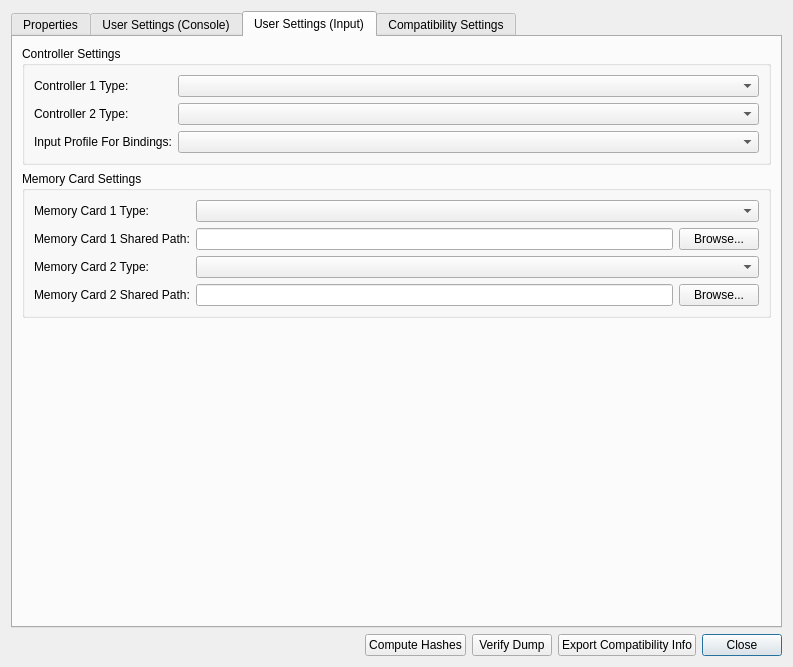
Old version of the form src/duckstation-qt/gamepropertiesdialog.ui in the repository kofxi3584karlayang/duckstation.
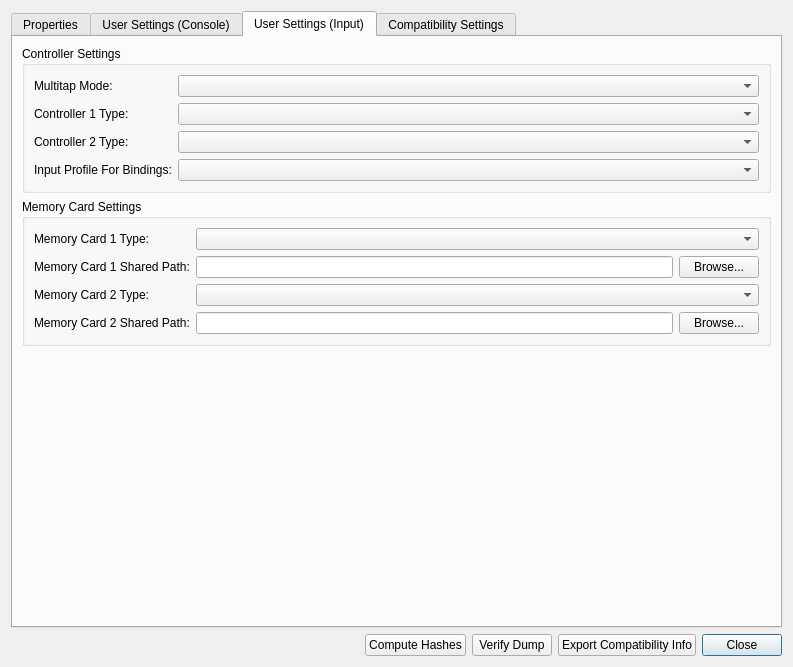
New version of the form. The open tabs and pages were chosen to show the change. Icons and pictures are not drawn.

Commit message: GameSettings: Add multitap mode

```diff
--- a/src/duckstation-qt/gamepropertiesdialog.ui
+++ b/src/duckstation-qt/gamepropertiesdialog.ui
@@ -613,36 +613,46 @@
           <string>Controller Settings</string>
          </property>
          <layout class="QFormLayout" name="formLayout_4">
-          <item row="0" column="0">
+          <item row="1" column="0">
            <widget class="QLabel" name="label_15">
             <property name="text">
              <string>Controller 1 Type:</string>
             </property>
            </widget>
           </item>
-          <item row="0" column="1">
+          <item row="1" column="1">
            <widget class="QComboBox" name="userControllerType1"/>
           </item>
-          <item row="1" column="0">
+          <item row="2" column="0">
            <widget class="QLabel" name="label_16">
             <property name="text">
              <string>Controller 2 Type:</string>
             </property>
            </widget>
           </item>
-          <item row="1" column="1">
+          <item row="2" column="1">
            <widget class="QComboBox" name="userControllerType2"/>
           </item>
-          <item row="2" column="0">
+          <item row="3" column="0">
            <widget class="QLabel" name="label_19">
             <property name="text">
              <string>Input Profile For Bindings:</string>
             </property>
            </widget>
           </item>
-          <item row="2" column="1">
+          <item row="3" column="1">
            <widget class="QComboBox" name="userInputProfile"/>
           </item>
+          <item row="0" column="0">
+           <widget class="QLabel" name="label_33">
+            <property name="text">
+             <string>Multitap Mode:</string>
+            </property>
+           </widget>
+          </item>
+          <item row="0" column="1">
+           <widget class="QComboBox" name="userMultitapMode"/>
+          </item>
          </layout>
         </widget>
        </item>
```
The commit also changes 5 other files.
